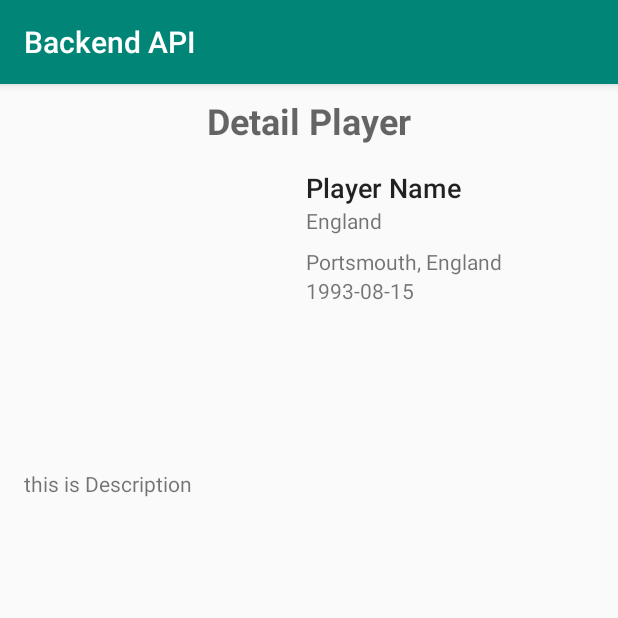
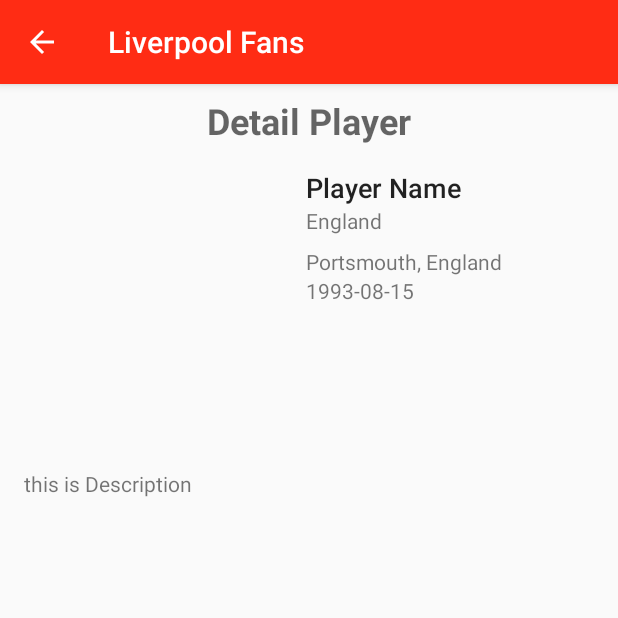
Before and after one commit to aepaef17/Bacend-Api, an Android app: the DetailActivity screen opened directly, with no data from a screen before it, on a phone screen of 412 x 824 dp, the top half of it. Run offline under Robolectric (Android 15) with nearby library versions, the phone set to English and light mode, and no system bars; our stand-ins replace Picasso, Volley; network calls fail; pictures from the network do not load.

Commit message:
Ke-5 sampai tambah tombol

```diff
--- a/app/src/main/AndroidManifest.xml
+++ b/app/src/main/AndroidManifest.xml
@@ -11,7 +11,7 @@
         android:roundIcon="@mipmap/ic_launcher_round"
         android:supportsRtl="true"
         android:theme="@style/AppTheme">
-        <activity android:name=".DetailActivity"></activity>
+        <activity android:name=".DetailActivity" android:parentActivityName=".MainActivity"></activity>
         <activity android:name=".MainActivity">
             <intent-filter>
                 <action android:name="android.intent.action.MAIN" />
--- a/app/src/main/res/layout/activity_detail.xml
+++ b/app/src/main/res/layout/activity_detail.xml
@@ -1,10 +1,13 @@
 <?xml version="1.0" encoding="utf-8"?>
+<ScrollView android:layout_width="match_parent"
+    android:layout_height="match_parent"
+    xmlns:android="http://schemas.android.com/apk/res/android">
 <androidx.constraintlayout.widget.ConstraintLayout xmlns:android="http://schemas.android.com/apk/res/android"
     xmlns:app="http://schemas.android.com/apk/res-auto"
     xmlns:tools="http://schemas.android.com/tools"
     android:id="@+id/detail_activity"
     android:layout_width="match_parent"
-    android:layout_height="match_parent"
+    android:layout_height="wrap_content"
     tools:context=".DetailActivity">
 
     <TextView
@@ -48,7 +51,6 @@
         android:id="@+id/tv_nationality"
         android:layout_width="wrap_content"
         android:layout_height="wrap_content"
-        android:capitalize="characters"
         android:text="England"
         app:layout_constraintStart_toStartOf="@+id/tv_name"
         app:layout_constraintTop_toBottomOf="@+id/tv_name" />
@@ -82,3 +84,4 @@
         app:layout_constraintStart_toStartOf="parent"
         app:layout_constraintTop_toBottomOf="@+id/imageView2" />
 </androidx.constraintlayout.widget.ConstraintLayout>
+</ScrollView>
--- a/app/src/main/res/values/colors.xml
+++ b/app/src/main/res/values/colors.xml
@@ -1,6 +1,6 @@
 <?xml version="1.0" encoding="utf-8"?>
 <resources>
-    <color name="colorPrimary">#008577</color>
-    <color name="colorPrimaryDark">#00574B</color>
-    <color name="colorAccent">#D81B60</color>
+    <color name="colorPrimary">#ff2c14</color>
+    <color name="colorPrimaryDark">#d70000</color>
+    <color name="colorAccent">#00c1ce</color>
 </resources>
--- a/app/src/main/res/values/strings.xml
+++ b/app/src/main/res/values/strings.xml
@@ -1,4 +1,4 @@
 <resources>
-    <string name="app_name">Backend API</string>
+    <string name="app_name">Liverpool Fans</string>
     <string name="gambar_pemain">gambar pemain</string>
 </resources>
```
